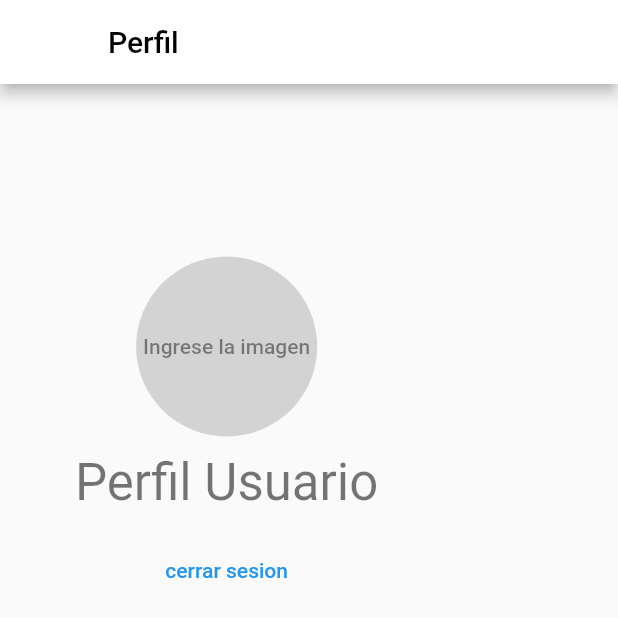
After one commit to Cristian-Miguel/TPM-FrontEnd, a Flutter app: the PerfilUsuario screen opened directly, on a phone screen of 412 x 824 dp, the top half of it. The commit adds this screen. Run offline on Flutter 3.47's test engine with Material 2 defaults, Android fonts, the phone set to English and light mode, and no system bars; our stand-ins replace flutter_secure_storage, jwt_decoder; accounts and stored records are empty; network calls fail.

Commit message:
Modificaciones en la distribucion de paginas y mejora de la autenticacion

```diff
--- a/lib/main.dart
+++ b/lib/main.dart
@@ -15,8 +15,6 @@ class MyApp extends StatelessWidget {
       debugShowCheckedModeBanner: false,
       title: 'Turismo Demo',
       home: Plantilla(),
-      // initialRoute: RouteManager.Homepage_Route,
-      // onGenerateRoute: RouteManager.generateRoute,
     );
   }
 }
--- a/lib/middleware/JWT.dart
+++ b/lib/middleware/JWT.dart
@@ -3,11 +3,11 @@ import 'package:jwt_decoder/jwt_decoder.dart';
 
 class JWT {
   static tokenValido() async {
-    var Token = await ManageSecureStorage.getToken();
-    if(Token == null){
+    var token = await ManageSecureStorage.getToken();
+    if (token == null) {
       return "false";
     } else {
-      bool isTokenExpired = JwtDecoder.isExpired(Token.toString());
+      bool isTokenExpired = JwtDecoder.isExpired(token.toString());
       return (!isTokenExpired).toString();
     }
   }
--- a/lib/views/HomePage.dart
+++ b/lib/views/HomePage.dart
@@ -1,5 +1,4 @@
 import 'package:flutter/material.dart';
-import 'package:turismo_flutter/components/BottonBar.dart';
 
 class HomePage extends StatefulWidget {
   const HomePage({super.key});
@@ -8,13 +7,12 @@ class HomePage extends StatefulWidget {
 }
 
 class HomePageState extends State<HomePage> {
-
   @override
   Widget build(BuildContext context) {
     return Scaffold(
       appBar: AppBar(
         title: const Text(
-            "Michoacan Ofrece",
+          "Michoacan Ofrece",
           style: TextStyle(color: Colors.black),
         ),
         backgroundColor: Colors.white,
--- /dev/null
+++ b/lib/views/PerfilUsuario.dart
@@ -0,0 +1,88 @@
+import 'package:flutter/material.dart';
+import 'package:turismo_flutter/middleware/ManageSecureStorage.dart';
+import 'package:turismo_flutter/views/Login.dart';
+
+class PerfilUsuario extends StatefulWidget {
+  const PerfilUsuario({super.key});
+  @override
+  State<PerfilUsuario> createState() => _PerfilUsuarioState();
+}
+
+class _PerfilUsuarioState extends State<PerfilUsuario> {
+  var isCloseSession = false;
+
+  @override
+  Widget build(BuildContext context) {
+    return isCloseSession ? const Login() : perfilUsuarioView();
+  }
+
+  perfilUsuarioView() {
+    return Scaffold(
+      appBar: AppBar(
+        title: const Text(
+          "Perfil",
+          style: TextStyle(color: Colors.black),
+        ),
+        backgroundColor: Colors.white,
+      ),
+      body: SingleChildScrollView(
+        padding: const EdgeInsets.symmetric(vertical: 100.0, horizontal: 50.0),
+        child: Column(
+          mainAxisAlignment: MainAxisAlignment.center,
+          crossAxisAlignment: CrossAxisAlignment.center,
+          children: [
+            Padding(
+              padding: const EdgeInsets.fromLTRB(20, 15, 20, 0),
+              child: TextButton(
+                onPressed: () => {},
+                style: ButtonStyle(
+                  minimumSize: MaterialStateProperty.resolveWith(
+                      (Set<MaterialState> states) {
+                    return const Size(120, 120);
+                  }),
+                  backgroundColor: MaterialStateProperty.resolveWith(
+                      (Set<MaterialState> states) {
+                    return states.contains(MaterialState.disabled)
+                        ? null
+                        : const Color.fromRGBO(211, 211, 211, 1.0);
+                  }),
+                  shape: MaterialStateProperty.resolveWith(
+                      (Set<MaterialState> states) {
+                    return const CircleBorder(
+                        side: BorderSide.none, eccentricity: 0.1);
+                  }),
+                ),
+                child: const Text(
+                  "Ingrese la imagen",
+                  style: TextStyle(
+                    color: Colors.black45,
+                  ),
+                ),
+              ),
+            ),
+            Padding(
+              padding: const EdgeInsets.fromLTRB(0, 10, 0, 5),
+              child: Text(
+                'Perfil Usuario',
+                textAlign: TextAlign.center,
+                style: Theme.of(context).textTheme.headlineMedium,
+              ),
+            ),
+            Padding(
+              padding: const EdgeInsets.fromLTRB(20, 10, 20, 5),
+              child: TextButton(
+                onPressed: () async => {
+                  await ManageSecureStorage.deleteToken(),
+                  setState(() {
+                    isCloseSession = true;
+                  }),
+                },
+                child: const Text("cerrar sesion"),
+              ),
+            ),
+          ],
+        ),
+      ),
+    );
+  }
+}
```
Also changed, not shown: lib/Controllers/AuthController.dart (+12 -13 lines), lib/components/Plantilla.dart (+57 -14 lines), lib/views/Login.dart (+65 -54 lines), lib/views/Perfil.dart (+37 -158 lines), lib/views/PerfilAdmin.dart (added, +60 -0 lines), lib/views/PerfilEmpresa.dart (added, +60 -0 lines), lib/views/SingIn.dart (+68 -50 lines).
